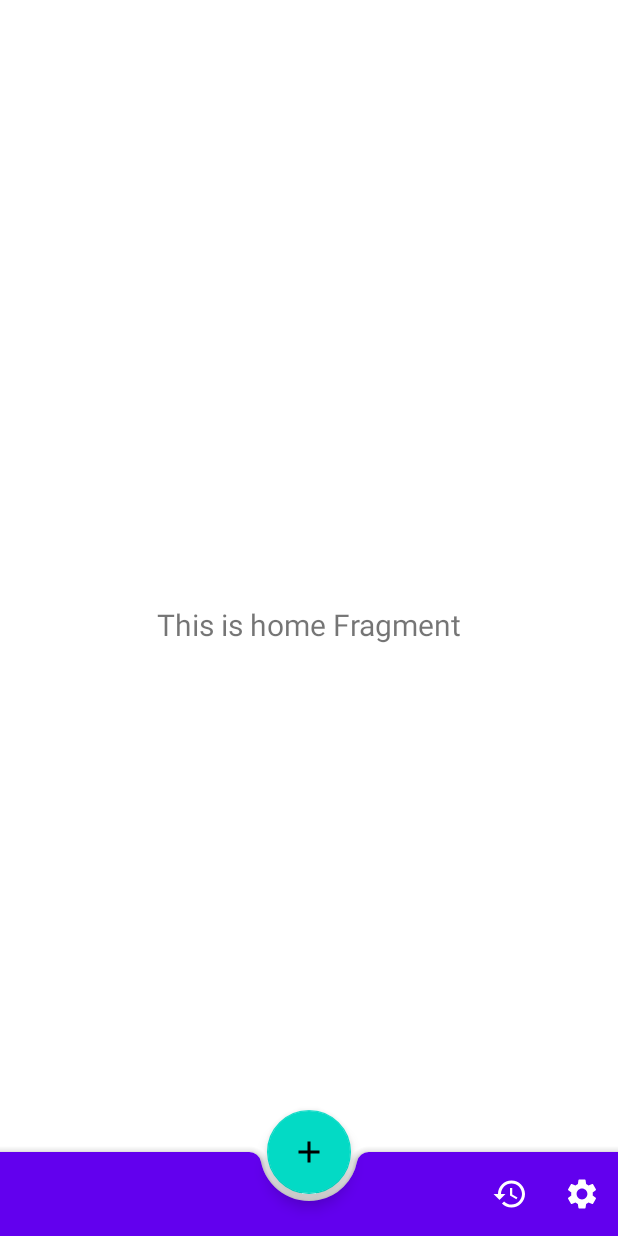
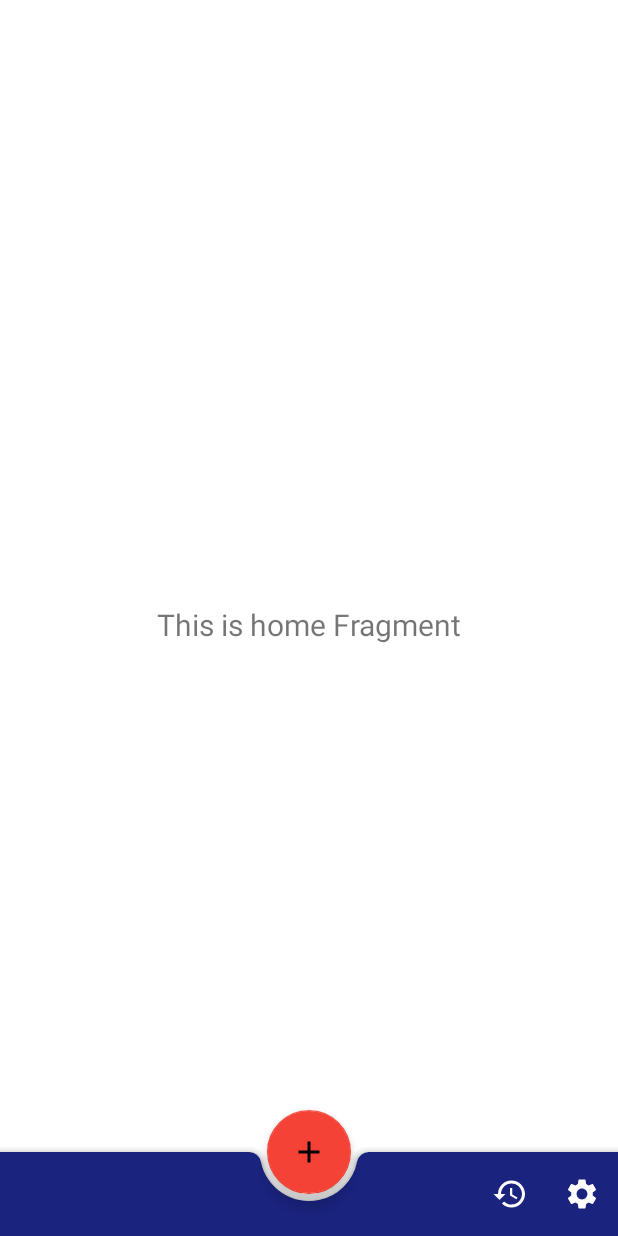
Before and after one commit to axoulc/Noght, an Android app: the screen it shows after launch (AppActivity), on a phone screen of 412 x 824 dp. Run offline under Robolectric (Android 15) with nearby library versions, the phone set to English and light mode, and no system bars.

Commit message:
change colors first test

```diff
--- a/app/src/main/res/values-night/themes.xml
+++ b/app/src/main/res/values-night/themes.xml
@@ -2,12 +2,12 @@
     <!-- Base application theme. -->
     <style name="Theme.Noght" parent="Theme.MaterialComponents.DayNight.NoActionBar">
         <!-- Primary brand color. -->
-        <item name="colorPrimary">@color/purple_200</item>
-        <item name="colorPrimaryVariant">@color/purple_700</item>
-        <item name="colorOnPrimary">@color/black</item>
+        <item name="colorPrimary">@color/primaryColor</item>
+        <item name="colorPrimaryVariant">@color/primaryColor</item>
+        <item name="colorOnPrimary">@color/white</item>
         <!-- Secondary brand color. -->
-        <item name="colorSecondary">@color/teal_200</item>
-        <item name="colorSecondaryVariant">@color/teal_200</item>
+        <item name="colorSecondary">@color/secondaryColor</item>
+        <item name="colorSecondaryVariant">@color/secondaryColor</item>
         <item name="colorOnSecondary">@color/black</item>
         <!-- Status bar color. -->
         <item name="android:statusBarColor" tools:targetApi="l">?attr/colorPrimaryVariant</item>
--- a/app/src/main/res/values/colors.xml
+++ b/app/src/main/res/values/colors.xml
@@ -7,4 +7,13 @@
     <color name="teal_700">#FF018786</color>
     <color name="black">#FF000000</color>
     <color name="white">#FFFFFFFF</color>
+
+    <color name="primaryColor">#1a237e</color>
+    <color name="primaryLightColor">#534bae</color>
+    <color name="primaryDarkColor">#000051</color>
+    <color name="secondaryColor">#f44336</color>
+    <color name="secondaryLightColor">#ff7961</color>
+    <color name="secondaryDarkColor">#ba000d</color>
+    <color name="primaryTextColor">#ffffff</color>
+    <color name="secondaryTextColor">#000000</color>
 </resources>
--- a/app/src/main/res/values/themes.xml
+++ b/app/src/main/res/values/themes.xml
@@ -2,16 +2,32 @@
     <!-- Base application theme. -->
     <style name="Theme.Noght" parent="Theme.MaterialComponents.DayNight.NoActionBar">
         <!-- Primary brand color. -->
-        <item name="colorPrimary">@color/purple_500</item>
-        <item name="colorPrimaryVariant">@color/purple_700</item>
-        <item name="colorOnPrimary">@color/white</item>
+        <item name="colorPrimary">@color/primaryColor</item>
+        <item name="colorPrimaryVariant">@color/primaryColor</item>
+        <item name="colorOnPrimary">@color/primaryTextColor</item>
         <!-- Secondary brand color. -->
-        <item name="colorSecondary">@color/teal_200</item>
-        <item name="colorSecondaryVariant">@color/teal_700</item>
-        <item name="colorOnSecondary">@color/black</item>
+        <item name="colorSecondary">@color/secondaryColor</item>
+        <item name="colorSecondaryVariant">@color/secondaryColor</item>
+        <item name="colorOnSecondary">@color/secondaryTextColor</item>
         <!-- Status bar color. -->
         <item name="android:statusBarColor" tools:targetApi="l">?attr/colorPrimaryVariant</item>
         <!-- Customize your theme here. -->
         <item name="android:windowNoTitle">true</item>
     </style>
 </resources>
+
+<!--
+<style name="Theme.Noght" parent="Theme.MaterialComponents.DayNight.NoActionBar">
+&lt;!&ndash; Primary brand color. &ndash;&gt;
+<item name="colorPrimary">@color/purple_500</item>
+<item name="colorPrimaryVariant">@color/purple_700</item>
+<item name="colorOnPrimary">@color/white</item>
+&lt;!&ndash; Secondary brand color. &ndash;&gt;
+<item name="colorSecondary">@color/teal_200</item>
+<item name="colorSecondaryVariant">@color/teal_700</item>
+<item name="colorOnSecondary">@color/black</item>
+&lt;!&ndash; Status bar color. &ndash;&gt;
+<item name="android:statusBarColor" tools:targetApi="l">?attr/colorPrimaryVariant</item>
+&lt;!&ndash; Customize your theme here. &ndash;&gt;
+<item name="android:windowNoTitle">true</item>
+</style>-->
```
